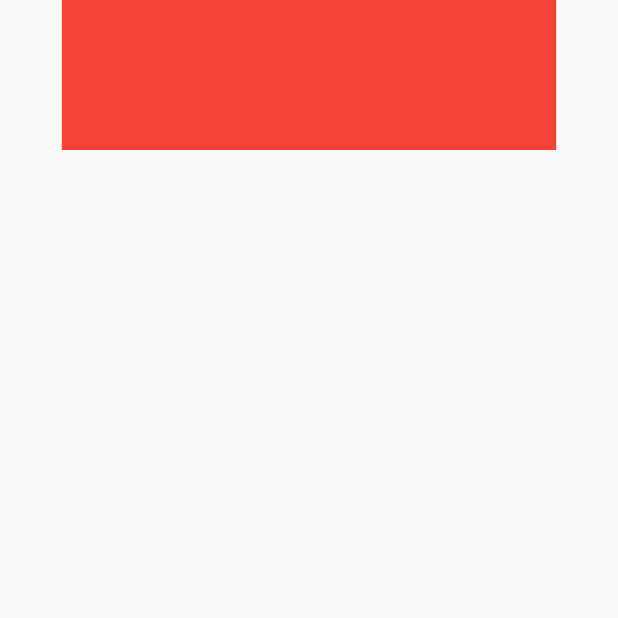
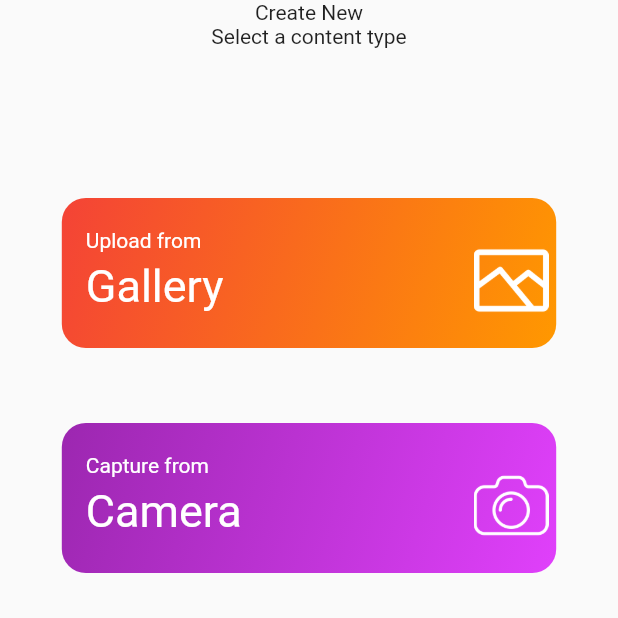
Before and after one commit to hachanhvu2205/Bestdatingapp, a Flutter app: the MediaPage screen opened directly, on a phone screen of 412 x 824 dp, the top half of it. Run offline on Flutter 3.47's test engine with Material 2 defaults, Android fonts, the phone set to English and light mode, and no system bars; our stand-ins replace cloud_firestore, firebase_auth, flutter_tindercard, fluttertoast, font_awesome_flutter, geolocator and 3 more; accounts and stored records are empty.

Commit message:
profile page

```diff
--- a/lib/profile/addMedia.dart
+++ b/lib/profile/addMedia.dart
@@ -13,17 +13,132 @@ class _MediaPageState extends State<MediaPage> {
         body: Column(
           crossAxisAlignment: CrossAxisAlignment.stretch,
           children: [
-            Center(
-              child: Container(
-                color: Colors.red,
-                height: 100,
-                width: MediaQuery.of(context).size.width * 0.8,
-                child: Container(),
-              ),
+            Column(
+              children: [
+                Text('Create New'),
+                Text('Select a content type'),
+              ],
             ),
+            SizedBox(
+              height: 100,
+            ),
+            gallery(context),
+            SizedBox(
+              height: 50,
+            ),
+            camera(context),
           ],
         ),
       ),
     );
   }
+
+  Center camera(BuildContext context) {
+    return Center(
+            child: Stack(
+              children: [
+                Container(
+                  decoration: BoxDecoration(
+                      gradient: LinearGradient(
+                        colors: [Colors.purple, Colors.purpleAccent],
+                        begin: Alignment.topLeft,
+                        end: Alignment.bottomRight,
+                      ),
+                      borderRadius: BorderRadius.circular(16)),
+                  height: 100,
+                  width: MediaQuery.of(context).size.width * 0.8,
+                  child: Column(
+                    children: [
+                      Align(
+                        alignment: Alignment.centerLeft,
+                        child: Padding(
+                          padding: EdgeInsets.fromLTRB(16, 20, 0, 0),
+                          child: Text(
+                            'Capture from',
+                            style: TextStyle(color: Colors.white),
+                          ),
+                        ),
+                      ),
+                      Align(
+                        alignment: Alignment.centerLeft,
+                        child: Padding(
+                          padding: EdgeInsets.fromLTRB(16, 5, 0, 0),
+                          child: Text(
+                            'Camera',
+                            style:
+                                TextStyle(color: Colors.white, fontSize: 30),
+                          ),
+                        ),
+                      )
+                    ],
+                  ),
+                ),
+                Positioned(
+                  right: 5,
+                  bottom: 20,
+                  child: Image.asset(
+                    'assets/icon-2.png',
+                    width: 50,
+                    height: 50,
+                    color: Colors.white,
+                  ),
+                ),
+              ],
+            ),
+          );
+  }
+
+  Widget gallery(BuildContext context) {
+    return Center(
+      child: Stack(
+        children: [
+          Container(
+            decoration: BoxDecoration(
+                gradient: LinearGradient(
+                  colors: [Colors.red, Colors.orange],
+                  begin: Alignment.topLeft,
+                  end: Alignment.bottomRight,
+                ),
+                borderRadius: BorderRadius.circular(16)),
+            height: 100,
+            width: MediaQuery.of(context).size.width * 0.8,
+            child: Column(
+              children: [
+                Align(
+                  alignment: Alignment.centerLeft,
+                  child: Padding(
+                    padding: EdgeInsets.fromLTRB(16, 20, 0, 0),
+                    child: Text(
+                      'Upload from',
+                      style: TextStyle(color: Colors.white),
+                    ),
+                  ),
+                ),
+                Align(
+                  alignment: Alignment.centerLeft,
+                  child: Padding(
+                    padding: EdgeInsets.fromLTRB(16, 5, 0, 0),
+                    child: Text(
+                      'Gallery',
+                      style: TextStyle(color: Colors.white, fontSize: 30),
+                    ),
+                  ),
+                )
+              ],
+            ),
+          ),
+          Positioned(
+            right: 5,
+            bottom: 20,
+            child: Image.asset(
+              'assets/icon-1.png',
+              width: 50,
+              height: 50,
+              color: Colors.white,
+            ),
+          ),
+        ],
+      ),
+    );
+  }
 }
--- a/pubspec.yaml
+++ b/pubspec.yaml
@@ -36,8 +36,8 @@ dependencies:
   firebase_storage: ^3.1.6
   cloud_firestore: ^0.13.7
   email_validator: '^1.0.0'
-  image_picker: ^0.6.7+4
   geolocator: ^5.3.2+2
+  image_picker: ^0.6.7+6
 
   shared_preferences: ^0.5.8
   auth: ^6.0.3
```
Also changed, not shown: lib/signin/updateInfo.dart (+48 -25 lines), assets/icon-1.png (added), assets/icon-2.png (added), pubspec.lock.
